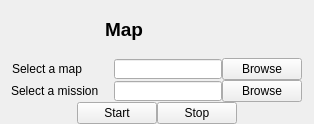
Before: the Qt Designer form src/ihm/widgets/mapmenu.ui in bmael/I-rover, drawn with Qt 5.
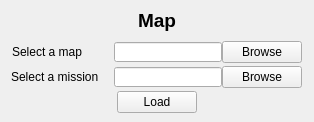
After: the same form once the commit is applied.

What changed in the file:
```diff
--- a/src/ihm/widgets/mapmenu.ui
+++ b/src/ihm/widgets/mapmenu.ui
@@ -7,19 +7,19 @@
     <x>0</x>
     <y>0</y>
     <width>314</width>
-    <height>124</height>
+    <height>122</height>
    </rect>
   </property>
   <property name="minimumSize">
    <size>
     <width>314</width>
-    <height>124</height>
+    <height>100</height>
    </size>
   </property>
   <property name="maximumSize">
    <size>
     <width>314</width>
-    <height>124</height>
+    <height>16777215</height>
    </size>
   </property>
   <property name="windowTitle">
@@ -29,9 +29,18 @@
    <property name="spacing">
     <number>0</number>
    </property>
-   <property name="margin">
+   <property name="leftMargin">
     <number>0</number>
    </property>
+   <property name="topMargin">
+    <number>0</number>
+   </property>
+   <property name="rightMargin">
+    <number>0</number>
+   </property>
+   <property name="bottomMargin">
+    <number>4</number>
+   </property>
    <item>
     <layout class="QHBoxLayout" name="horizontalLayout">
      <property name="spacing">
@@ -61,6 +70,18 @@
          <verstretch>0</verstretch>
         </sizepolicy>
        </property>
+       <property name="minimumSize">
+        <size>
+         <width>0</width>
+         <height>35</height>
+        </size>
+       </property>
+       <property name="maximumSize">
+        <size>
+         <width>16777215</width>
+         <height>35</height>
+        </size>
+       </property>
        <property name="font">
         <font>
          <pointsize>14</pointsize>
@@ -72,6 +93,9 @@
        <property name="text">
         <string>Map</string>
        </property>
+       <property name="alignment">
+        <set>Qt::AlignCenter</set>
+       </property>
       </widget>
      </item>
      <item>
@@ -276,14 +300,7 @@
      <item>
       <widget class="QPushButton" name="startPausePushButton">
        <property name="text">
-        <string>Start</string>
-       </property>
-      </widget>
-     </item>
-     <item>
-      <widget class="QPushButton" name="stopPushButton">
-       <property name="text">
-        <string>Stop</string>
+        <string>Load</string>
        </property>
       </widget>
      </item>
```
Left out of the diff: 6 changed lines with no effect on the pictures.
